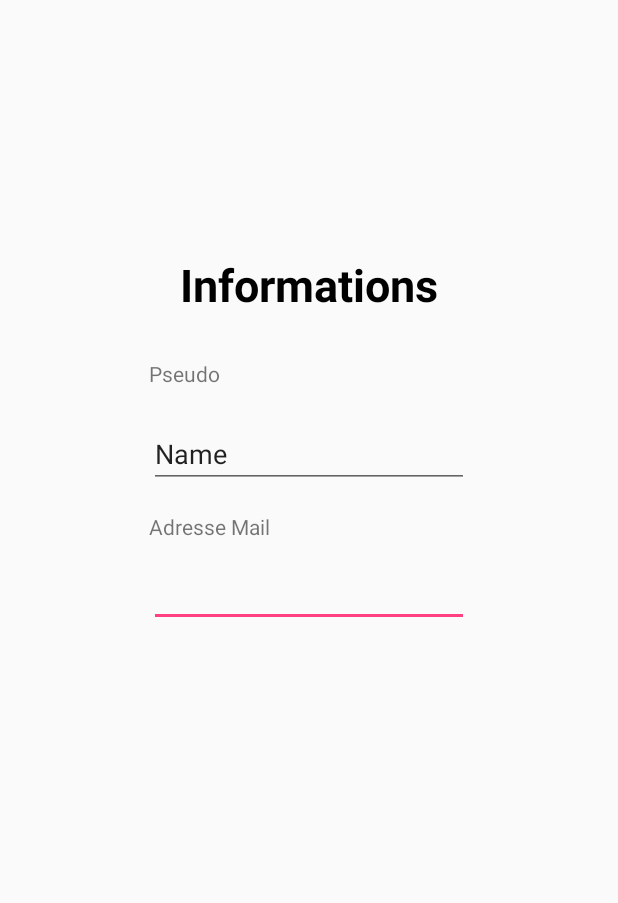
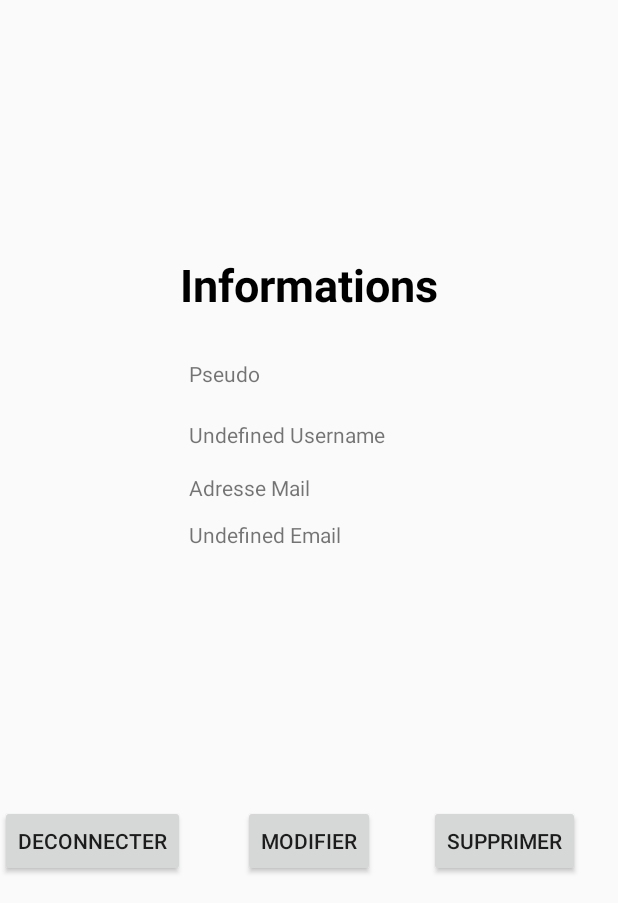
Before and after one commit to SaffinALex/AndroidSmartCityProjet, an Android app: the Profil screen opened directly, with no data from a screen before it, on a phone screen of 412 x 824 dp, the part 333-1236 px from its top. Run offline under Robolectric (Android 15) with nearby library versions, the phone set to English and light mode, and no system bars; our stand-ins replace Firebase (no records; nobody signed in at launch, a user with empty details on screens opened directly); libraries missing offline, so code that uses them is left out: com.firebase.ui.

Commit message:
Connexion + Inscription

```diff
--- a/app/build.gradle
+++ b/app/build.gradle
@@ -22,6 +22,7 @@ dependencies {
     implementation fileTree(dir: 'libs', include: ['*.jar'])
     implementation 'com.android.support:appcompat-v7:26.1.0'
     implementation 'com.android.support.constraint:constraint-layout:1.1.3'
+    implementation 'com.android.support:support-v4:26.1.0'
     testImplementation 'junit:junit:4.12'
     androidTestImplementation 'com.android.support.test:runner:1.0.2'
     androidTestImplementation 'com.android.support.test.espresso:espresso-core:3.0.2'
@@ -29,6 +30,7 @@ dependencies {
     //implementation 'com.google.firebase:firebase-analytics:17.2.2'
     implementation "com.google.firebase:firebase-core:11.8.0"
     implementation 'com.firebaseui:firebase-ui-auth:3.1.3'
+    implementation 'com.github.bumptech.glide:glide:3.7.0'
 
 }
 
--- a/app/src/main/java/com/example/saffin/androidsmartcity/Home.java
+++ b/app/src/main/java/com/example/saffin/androidsmartcity/Home.java
@@ -1,5 +1,6 @@
 package com.example.saffin.androidsmartcity;
 
+import android.content.Intent;
 import android.support.v7.app.AppCompatActivity;
 import android.os.Bundle;
 import android.support.v7.app.ActionBarDrawerToggle;
@@ -11,6 +12,8 @@ import android.support.v7.widget.Toolbar;
 import android.support.v4.view.GravityCompat;
 
 import android.os.Bundle;
+
+import com.example.saffin.androidsmartcity.auth.Profil;
 
 public class Home extends AppCompatActivity implements NavigationView.OnNavigationItemSelectedListener {
     private Toolbar toolbar;
@@ -49,6 +52,8 @@ public class Home extends AppCompatActivity implements NavigationView.OnNavigati
             case R.id.activity_main_drawer_news :
                 break;
             case R.id.activity_main_drawer_profile:
+                Intent intent = new Intent(this, Profil.class);
+                startActivity(intent);
                 break;
             case R.id.activity_main_drawer_settings:
                 break;
--- a/app/src/main/java/com/example/saffin/androidsmartcity/Profil.java
+++ /dev/null
@@ -1,13 +0,0 @@
-package com.example.saffin.androidsmartcity;
-
-import android.support.v7.app.AppCompatActivity;
-import android.os.Bundle;
-
-public class Profil extends AppCompatActivity {
-
-    @Override
-    protected void onCreate(Bundle savedInstanceState) {
-        super.onCreate(savedInstanceState);
-        setContentView(R.layout.activity_profil);
-    }
-}
--- /dev/null
+++ b/app/src/main/java/com/example/saffin/androidsmartcity/auth/BaseActivity.java
@@ -0,0 +1,22 @@
+package com.example.saffin.androidsmartcity.auth;
+
+import android.os.Bundle;
+import android.support.annotation.Nullable;
+import android.support.design.widget.FloatingActionButton;
+import android.support.design.widget.Snackbar;
+import android.support.v7.app.AppCompatActivity;
+import android.support.v7.widget.Toolbar;
+import android.view.View;
+
+import com.example.saffin.androidsmartcity.R;
+import com.google.firebase.auth.FirebaseAuth;
+import com.google.firebase.auth.FirebaseUser;
+
+public class BaseActivity extends AppCompatActivity {
+
+    @Nullable
+    protected FirebaseUser getCurrentUser(){ return FirebaseAuth.getInstance().getCurrentUser(); }
+
+    protected Boolean isCurrentUserLogged(){ return (this.getCurrentUser() != null); }
+
+}
--- /dev/null
+++ b/app/src/main/java/com/example/saffin/androidsmartcity/auth/Profil.java
@@ -0,0 +1,135 @@
+package com.example.saffin.androidsmartcity.auth;
+
+import android.content.DialogInterface;
+import android.content.Intent;
+import android.support.v7.app.AlertDialog;
+import android.support.v7.app.AppCompatActivity;
+import android.os.Bundle;
+import android.text.TextUtils;
+import android.view.View;
+import android.widget.EditText;
+import android.widget.ImageView;
+import android.widget.TextView;
+
+import com.bumptech.glide.Glide;
+import com.example.saffin.androidsmartcity.Home;
+import com.example.saffin.androidsmartcity.MainActivity;
+import com.example.saffin.androidsmartcity.R;
+import com.firebase.ui.auth.AuthUI;
+import com.google.android.gms.tasks.OnSuccessListener;
+
+public class Profil extends BaseActivity {
+    private static final int SIGN_OUT_TASK = 10;
+    private static final int DELETE_USER_TASK = 20;
+    @Override
+    protected void onCreate(Bundle savedInstanceState) {
+        super.onCreate(savedInstanceState);
+        //this.configureToolbar();
+        if(this.isCurrentUserLogged()) {
+            setContentView(getFragmentLayout());
+            this.updateUIWhenCreating();
+        }
+        else{
+            goMainActivity();
+        }
+    }
+    @Override
+    protected void onResume() {
+        super.onResume();
+        if(!this.isCurrentUserLogged()){
+            goMainActivity();
+        }
+    }
+
+   /* private void showProfileFragment(){
+        if (this.fragmentMenu == null) this.fragmentMenu = MenuFragment.newInstance();
+        this.startTransactionFragment(this.fragmentMenu);
+    }*/
+
+
+    public int getFragmentLayout() { return R.layout.activity_profil; }
+
+    private void updateUIWhenCreating(){
+
+        if (this.getCurrentUser() != null){
+
+            //Get picture URL from Firebase
+            ImageView imageViewProfile = findViewById(R.id.imageView2);
+            if (this.getCurrentUser().getPhotoUrl() != null) {
+                Glide.with(this)
+                        .load(this.getCurrentUser().getPhotoUrl())
+                        .into(imageViewProfile);
+            }
+
+            //Get email & username from Firebase
+            String email = TextUtils.isEmpty(this.getCurrentUser().getEmail()) ? getString(R.string.no_email) : this.getCurrentUser().getEmail();
+            String username = TextUtils.isEmpty(this.getCurrentUser().getDisplayName()) ? getString(R.string.no_username) : this.getCurrentUser().getDisplayName();
+
+            //Update views with data
+            TextView textInputEditTextUsername = (TextView)findViewById(R.id.editText2);
+            TextView textViewEmail = (TextView)findViewById(R.id.editText);
+            textInputEditTextUsername.setText(username);
+            textViewEmail.setText(email);
+        }
+    }
+    // --------------------
+    // ACTIONS
+    // --------------------
+
+    public void onClickUpdateButton(View v) { }
+
+    public void onClickSignOutButton(View v) {
+        this.signOutUserFromFirebase();
+        goMainActivity();
+    }
+    public void goMainActivity(){
+        Intent intent = new Intent(this, MainActivity.class);
+        startActivity(intent);
+    }
+    public void onClickDeleteButton(View v) {
+        new AlertDialog.Builder(this)
+                .setMessage(R.string.delete_message_account)
+                .setPositiveButton(R.string.choice_yes, new DialogInterface.OnClickListener() {
+                    @Override
+                    public void onClick(DialogInterface dialogInterface, int i) {
+                        deleteUserFromFirebase();
+
+                    }
+                })
+                .setNegativeButton(R.string.choice_no, null)
+                .show();
+    }
+    private OnSuccessListener<Void> updateUIAfterRESTRequestsCompleted(final int origin){
+        return new OnSuccessListener<Void>() {
+            @Override
+            public void onSuccess(Void aVoid) {
+                switch (origin){
+                    case SIGN_OUT_TASK:
+                        finish();
+                        break;
+                    case DELETE_USER_TASK:
+                        finish();
+                        break;
+                    default:
+                        break;
+                }
+            }
+        };
+    }
+
+    private void signOutUserFromFirebase(){
+        AuthUI.getInstance()
+                .signOut(this)
+                .addOnSuccessListener(this, this.updateUIAfterRESTRequestsCompleted(SIGN_OUT_TASK));
+    }
+
+
+    private void deleteUserFromFirebase(){
+        if (this.getCurrentUser() != null) {
+            AuthUI.getInstance()
+                    .delete(this)
+                    .addOnSuccessListener(this, this.updateUIAfterRESTRequestsCompleted(DELETE_USER_TASK));
+            goMainActivity();
+        }
+    }
+}
--- a/app/src/main/res/layout/activity_account_creation.xml
+++ b/app/src/main/res/layout/activity_account_creation.xml
@@ -33,6 +33,7 @@
         <EditText
             android:layout_width="match_parent"
             android:layout_height="wrap_content"
+            android:id="@+id/nom"
             android:layout_marginLeft="20dp"
             android:layout_marginRight="20dp"
             android:layout_marginBottom="20dp"/>
@@ -51,6 +52,7 @@
             android:layout_width="match_parent"
             android:layout_height="wrap_content"
             android:layout_marginLeft="20dp"
+            android:id="@+id/prenom"
             android:layout_marginRight="20dp"
             android:layout_marginBottom="20dp"/>
 
@@ -65,6 +67,7 @@
 
         <EditText
             android:layout_width="match_parent"
+            android:id="@+id/email"
             android:layout_height="wrap_content"
             android:layout_marginLeft="20dp"
             android:layout_marginRight="20dp"
@@ -84,6 +87,7 @@
             android:layout_height="wrap_content"
             android:layout_marginLeft="20dp"
             android:layout_marginRight="20dp"
+            android:id="@+id/password"
             android:layout_marginBottom="30dp"/>
 
         <Button
@@ -92,7 +96,7 @@
             android:layout_gravity="center_horizontal"
             android:text="@string/valider"
             android:textSize="20sp"
-            android:onClick="CreateAccount"
+            android:onClick="onCreateAccount"
             android:layout_marginBottom="50dp"/>
 
 
--- a/app/src/main/res/layout/activity_connexion.xml
+++ b/app/src/main/res/layout/activity_connexion.xml
@@ -40,6 +40,7 @@
             android:layout_width="match_parent"
             android:layout_height="wrap_content"
             android:layout_marginBottom="20dp"
+            android:id="@+id/email"
             />
 
         <TextView
@@ -54,6 +55,7 @@
         <EditText
             android:layout_width="match_parent"
             android:layout_height="wrap_content"
+            android:id="@+id/password"
             />
 
     </LinearLayout>
--- a/app/src/main/res/layout/activity_profil.xml
+++ b/app/src/main/res/layout/activity_profil.xml
@@ -4,7 +4,7 @@
     xmlns:tools="http://schemas.android.com/tools"
     android:layout_width="match_parent"
     android:layout_height="match_parent"
-    tools:context="com.example.saffin.smartcity.Profil">
+    tools:context=".auth.Profil">
 
     <TextView
         android:id="@+id/textView2"
@@ -44,7 +44,7 @@
         android:layout_marginTop="58dp"
         app:srcCompat="@drawable/ic_launcher_background" />
 
-    <EditText
+    <TextView
         android:id="@+id/editText"
         android:layout_width="wrap_content"
         android:layout_height="wrap_content"
@@ -54,7 +54,7 @@
         android:ems="10"
         android:inputType="textEmailAddress" />
 
-    <EditText
+    <TextView
         android:id="@+id/editText2"
         android:layout_width="wrap_content"
         android:layout_height="wrap_content"
@@ -83,4 +83,33 @@
         android:layout_marginTop="16dp"
         android:text="Adresse Mail" />
 
+    <Button
+        android:id="@+id/button2"
+        android:layout_width="wrap_content"
+        android:layout_height="wrap_content"
+        android:layout_alignParentBottom="true"
+        android:layout_alignParentStart="true"
+        android:layout_marginBottom="17dp"
+        android:onClick="onClickSignOutButton"
+        android:text="DECONNECTER" />
+
+    <Button
+        android:id="@+id/button3"
+        android:layout_width="wrap_content"
+        android:layout_height="wrap_content"
+        android:layout_alignBottom="@+id/button2"
+        android:layout_centerHorizontal="true"
+        android:onClick="onClickUpdateButton"
+        android:text="MODIFIER" />
+
+    <Button
+        android:id="@+id/button4"
+        android:layout_width="wrap_content"
+        android:layout_height="wrap_content"
+        android:layout_alignBaseline="@+id/button3"
+        android:layout_alignBottom="@+id/button3"
+        android:layout_toEndOf="@+id/editText"
+        android:onClick="onClickDeleteButton"
+        android:text="SUPPRIMER" />
+
 </RelativeLayout>
--- a/app/src/main/res/values/dimens.xml
+++ b/app/src/main/res/values/dimens.xml
@@ -1,4 +1,5 @@
 <resources>
     <!-- Default NavigationView Header height -->
     <dimen name="nav_header_height">176dp</dimen>
+    <dimen name="fab_margin">16dp</dimen>
 </resources>
--- a/app/src/main/res/values/strings.xml
+++ b/app/src/main/res/values/strings.xml
@@ -1,4 +1,22 @@
 <resources>
+    <string name="no_email">Undefined Email</string>
+
+    <string name="no_username">Undefined Username</string>
+
+    <string name="delete_message_account">Voulez-vous supprimer défintivement ce compte ? </string>
+
+    <string name="choice_no">Non</string>
+
+    <string name="choice_yes">Oui</string>
+
+    <string name="needMail">Adresse mail manquante</string>
+
+    <string name="needPass">Mot de Passe manquanr</string>
+
+    <string name="emptyField">Champs manquants</string>
+
+    <string name="badUser">Utilisateur introuvable</string>
+
     <string name="app_name">SmartCity</string>
 
     <string name="accueil">Accueil</string>
@@ -31,4 +49,8 @@
     <string name="reseaux">Réseaux</string>
     <string name="navigation_drawer_open">Open navigation drawer</string>
     <string name="navigation_drawer_close">Close navigation drawer</string>
+    <string name="title_activity_base">BaseActivity</string>
+
+    <!-- TODO: Remove or change this placeholder text -->
+    <string name="hello_blank_fragment">Hello blank fragment</string>
 </resources>
--- a/app/src/main/res/values/styles.xml
+++ b/app/src/main/res/values/styles.xml
@@ -31,4 +31,8 @@
         <item name="android:textColorHint">@android:color/white</item>
     </style>
 
+    <style name="AppTheme.AppBarOverlay" parent="ThemeOverlay.AppCompat.Dark.ActionBar" />
+
+    <style name="AppTheme.PopupOverlay" parent="ThemeOverlay.AppCompat.Light" />
+
 </resources>
```
Also changed, not shown: app/src/main/AndroidManifest.xml (+11 -7 lines), app/src/main/java/com/example/saffin/androidsmartcity/AccountCreation.java (+66 -2 lines), app/src/main/java/com/example/saffin/androidsmartcity/Connexion.java (+58 -5 lines), app/src/main/java/com/example/saffin/androidsmartcity/MainActivity.java (+25 -3 lines), app/src/main/res/layout/activity_base.xml (added, +33 -0 lines), app/src/main/res/layout/content_base.xml (added, +11 -0 lines), app/src/main/res/layout/fragment_blank.xml (added, +45 -0 lines).
